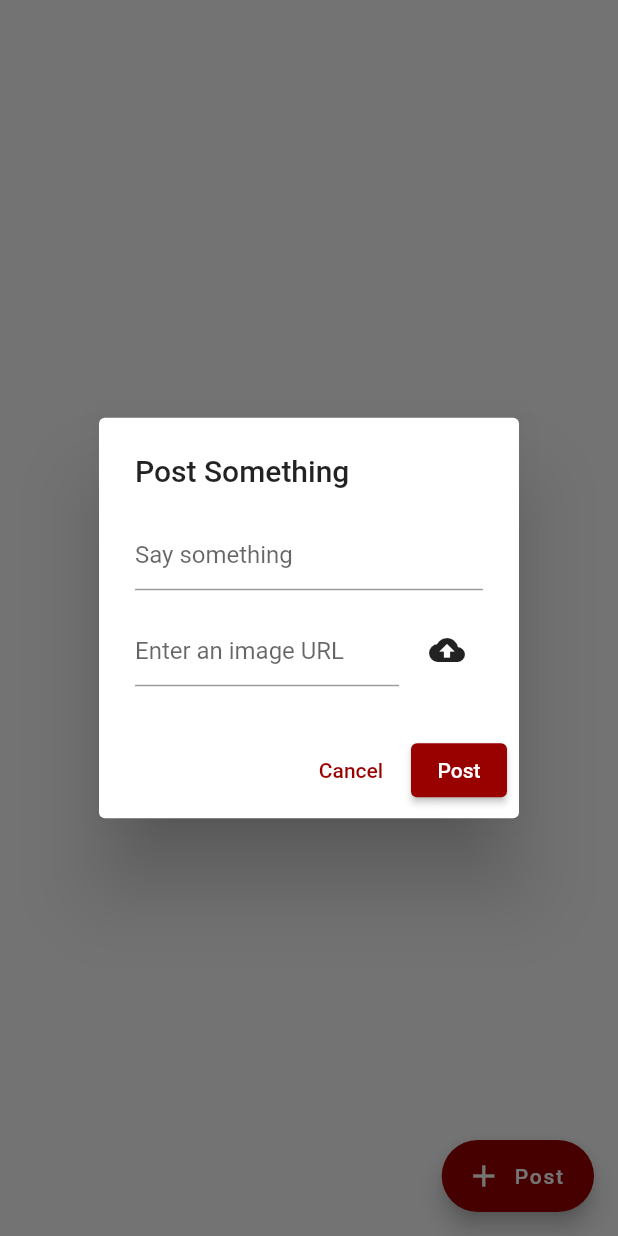
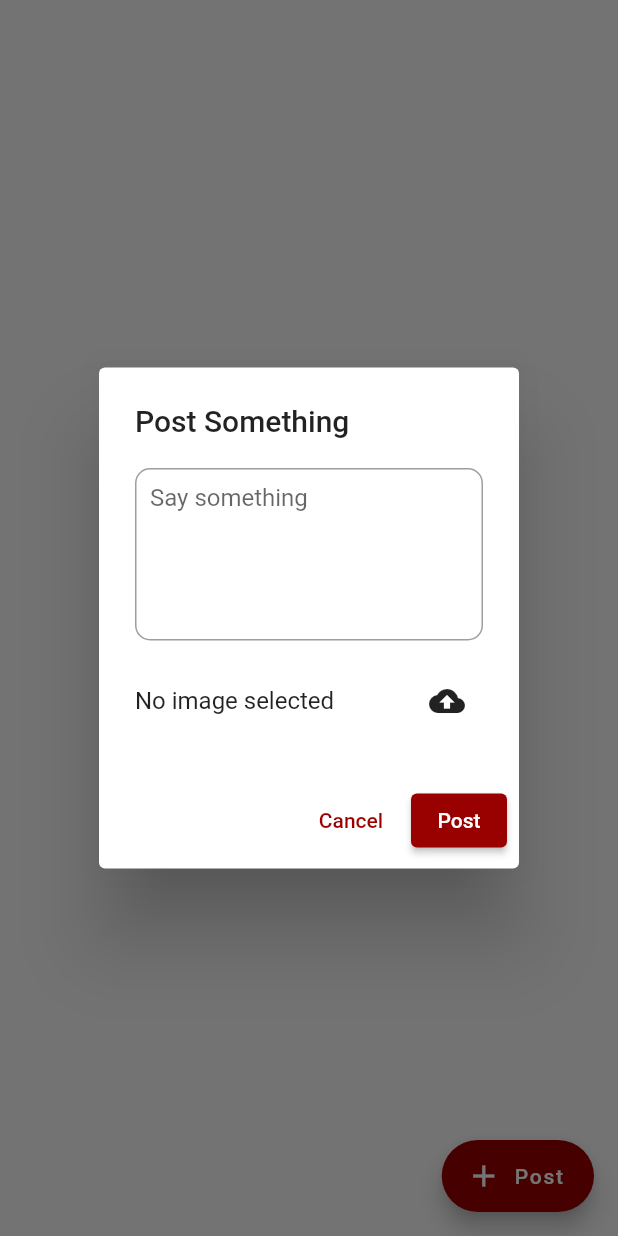
Before and after one commit to MatthewFante/WorkShoppr, a Flutter app: the FeedPage screen opened directly, after a tap on "Post", on a phone screen of 412 x 824 dp. Run offline on Flutter 3.47's test engine with Material 2 defaults, Android fonts, the phone set to English and light mode, and no system bars; our stand-ins replace cloud_firestore, firebase_auth, firebase_core, firebase_storage, image_picker; accounts and stored records are empty.

Commit message:
added image uploading

```diff
--- a/lib/new_post_dialog.dart
+++ b/lib/new_post_dialog.dart
@@ -1,6 +1,7 @@
 import 'package:firebase_auth/firebase_auth.dart';
 import 'package:flutter/material.dart';
 import 'package:workshoppr/post.dart';
+import 'image_upload_modal.dart';
 
 class NewPostDialog extends StatefulWidget {
   const NewPostDialog({Key? key}) : super(key: key);
@@ -13,6 +14,27 @@ class _NewPostDialogState extends State<NewPostDialog> {
   final contentController = TextEditingController();
   final imageUrlController = TextEditingController();
   final _formKey = GlobalKey<FormState>();
+
+  String? _imageUrl;
+
+  String truncateUrl(String url) {
+    if (url.isEmpty || url == '') {
+      return 'No image selected';
+    }
+
+    if (url.length <= 40) {
+      return url;
+    }
+
+    return url.substring(0, 25) + "...";
+  }
+
+  Future<String?> _showImageUploadModal(BuildContext context) async {
+    return showModalBottomSheet<String>(
+      context: context,
+      builder: (context) => ImageUploadModal(),
+    );
+  }
 
   @override
   void dispose() {
@@ -38,43 +60,74 @@ class _NewPostDialogState extends State<NewPostDialog> {
           child: Column(
             mainAxisSize: MainAxisSize.min,
             children: [
+              // TextFormField(
+              //     controller: contentController,
+              //     decoration: const InputDecoration(hintText: 'Say something'),
+              //     validator: (value) {
+              //       if (value == null || value.isEmpty) {
+              //         return 'Please enter some text';
+              //       }
+              //       return null;
+              //     }),
+
               TextFormField(
                 controller: contentController,
-                  decoration: const InputDecoration(hintText: 'Say something'),
+                maxLines: 5,
+                decoration: const InputDecoration(
+                  hintText: 'Say something',
+                  contentPadding:
+                      EdgeInsets.symmetric(vertical: 10.0, horizontal: 10.0),
+                  border: OutlineInputBorder(
+                    borderSide: BorderSide(color: Colors.grey),
+                    borderRadius: BorderRadius.all(Radius.circular(10.0)),
+                  ),
+                  focusedBorder: OutlineInputBorder(
+                    borderSide: BorderSide(color: Colors.grey),
+                    borderRadius: BorderRadius.all(Radius.circular(10.0)),
+                  ),
+                ),
                 validator: (value) {
                   if (value == null || value.isEmpty) {
                     return 'Please enter some text';
                   }
                   return null;
-                  }),
+                },
+              ),
               const SizedBox(height: 16),
               Row(
                 children: [
                   Expanded(
-                    child: TextFormField(
-                        controller: imageUrlController,
-                        decoration: const InputDecoration(
-                            hintText: 'Enter an image URL'),
-                        validator: (value) {
-                          if (value == null || value.isEmpty || value == '') {
-                            return null;
-                          } else if (value.length < 4) {
-                            return 'Please enter a valid URL';
-                          } else if (value.substring(value.length - 4) ==
-                                  '.jpg' ||
-                              value.substring(value.length - 4) == '.png' ||
-                              value.substring(value.length - 4) == '.jpeg') {
-                            return null;
-                          } else {
-                            return null;
-                          }
-                        }),
+                    child: Text(truncateUrl(imageUrlController.text)),
+                    // TextFormField(
+                    //     controller: imageUrlController,
+                    //     decoration: const InputDecoration(
+                    //         hintText: 'Enter an image URL'),
+                    //     validator: (value) {
+                    //       if (value == null || value.isEmpty || value == '') {
+                    //         return null;
+                    //       } else if (value.length < 4) {
+                    //         return 'Please enter a valid URL';
+                    //       } else if (value.substring(value.length - 4) ==
+                    //               '.jpg' ||
+                    //           value.substring(value.length - 4) == '.png' ||
+                    //           value.substring(value.length - 4) == '.jpeg') {
+                    //         return null;
+                    //       } else {
+                    //         return null;
+                    //       }
+                    //     }),
                   ),
                   const SizedBox(width: 8),
                   IconButton(
                     icon: const Icon(Icons.cloud_upload),
                     onPressed: () {
-                      // handle uploading image
+                      _showImageUploadModal(context).then((imageUrl) {
+                        setState(() {
+                          _imageUrl = imageUrl;
+
+                          imageUrlController.text = imageUrl ?? '';
+                        });
+                      });
                     },
                   ),
                 ],
--- a/lib/pages/register_page.dart
+++ b/lib/pages/register_page.dart
@@ -53,7 +53,7 @@ class _RegisterPageState extends State<RegisterPage> {
                           name: value!,
                         ),
                         decoration: InputDecoration(
-                          hintText: "Name",
+                          hintText: "Username",
                           errorBorder: UnderlineInputBorder(
                             borderRadius: BorderRadius.circular(6.0),
                             borderSide: BorderSide(
--- a/pubspec.yaml
+++ b/pubspec.yaml
@@ -39,6 +39,8 @@ dependencies:
   cloud_firestore: ^4.5.0
   firebase_auth: ^4.4.0
   intl: ^0.17.0
+  firebase_storage: ^11.1.0
+  image_picker: ^0.8.7+2
 
 dev_dependencies:
   flutter_test:
```
Also changed, not shown: lib/feed_widget.dart (+9 -15 lines), lib/image_upload_modal.dart (added, +69 -0 lines), lib/pages/feed_page.dart (+47 -5 lines), lib/pages/home_page.dart (+2 -5 lines), lib/pages/login_page.dart (+11 -13 lines), lib/pages/profile_page.dart (+5 -5 lines), pubspec.lock, 3 other files. Lines whose indentation alone changed are shown as unchanged.
